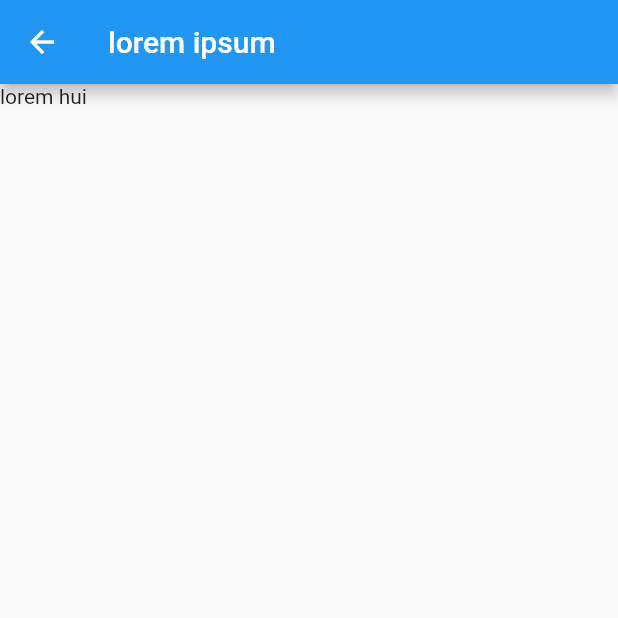
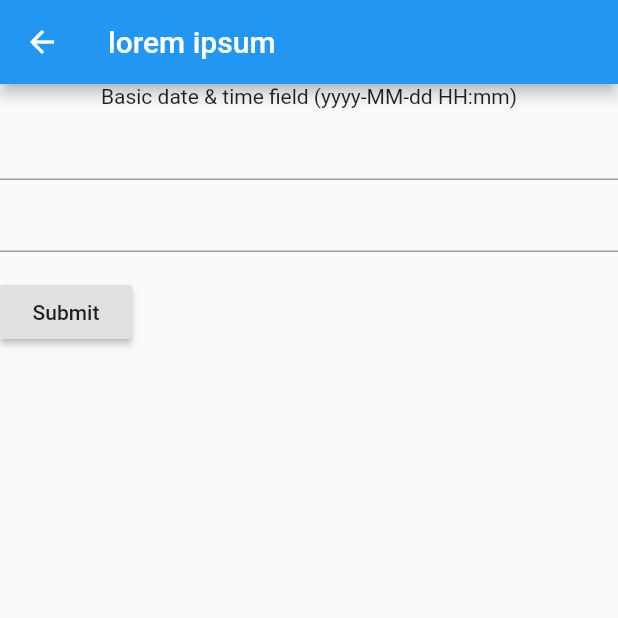
Before and after one commit to iowise/jrnl-mobile, a Flutter app: the screen it shows after launch, after a tap on the "add" icon, on a phone screen of 412 x 824 dp, the top half of it. Run offline on Flutter 3.47's test engine with Material 2 defaults, Android fonts, the phone set to English and light mode, and no system bars; drawn by our look-alikes of datetime_picker_formfield; our stand-ins replace file_picker, flutter_markdown.

Commit message:
Add datatime and text form fields

```diff
--- /dev/null
+++ b/lib/fields/datetime.dart
@@ -0,0 +1,34 @@
+
+import 'package:datetime_picker_formfield/datetime_picker_formfield.dart';
+import 'package:flutter/material.dart';
+import 'package:intl/intl.dart';
+
+class BasicDateTimeField extends StatelessWidget {
+  final format = DateFormat("yyyy-MM-dd HH:mm");
+  @override
+  Widget build(BuildContext context) {
+    return Column(children: <Widget>[
+      Text('Basic date & time field (${format.pattern})'),
+      DateTimeField(
+        format: format,
+        onShowPicker: (context, currentValue) async {
+          final date = await showDatePicker(
+              context: context,
+              firstDate: DateTime(1900),
+              initialDate: currentValue ?? DateTime.now(),
+              lastDate: DateTime(2100));
+          if (date != null) {
+            final time = await showTimePicker(
+              context: context,
+              initialTime:
+              TimeOfDay.fromDateTime(currentValue ?? DateTime.now()),
+            );
+            return DateTimeField.combine(date, time);
+          } else {
+            return currentValue;
+          }
+        },
+      ),
+    ]);
+  }
+}
--- /dev/null
+++ b/lib/form.dart
@@ -0,0 +1,49 @@
+import 'package:flutter/material.dart';
+
+import 'fields/datetime.dart';
+
+class RecordForm extends StatefulWidget {
+  RecordForm({Key key}) : super(key: key);
+
+  @override
+  _RecordFormState createState() => _RecordFormState();
+}
+
+class _RecordFormState extends State<RecordForm> {
+  final _formKey = GlobalKey<FormState>();
+
+  @override
+  Widget build(BuildContext context) {
+    return Form(
+      key: _formKey,
+      child: Column(
+        crossAxisAlignment: CrossAxisAlignment.start,
+        children: <Widget>[
+          BasicDateTimeField(),
+          TextFormField(
+            maxLines: null,
+            validator: (value) {
+              if (value.isEmpty) {
+                return 'Please enter some text';
+              }
+              return null;
+            },
+          ),
+          Padding(
+            padding: const EdgeInsets.symmetric(vertical: 16.0),
+            child: RaisedButton(
+              onPressed: () {
+                // Validate will return true if the form is valid, or false if
+                // the form is invalid.
+                if (_formKey.currentState.validate()) {
+                  // Process data.
+                }
+              },
+              child: Text('Submit'),
+            ),
+          ),
+        ],
+      ),
+    );
+  }
+}
--- a/lib/home.dart
+++ b/lib/home.dart
@@ -3,6 +3,7 @@ import 'dart:io';
 import 'package:file_picker/file_picker.dart';
 import 'package:flutter/material.dart';
 
+import 'form.dart';
 import 'journal.dart';
 
 class Home extends StatelessWidget {
@@ -22,7 +23,7 @@ class Home extends StatelessWidget {
         appBar: AppBar(
           title: Text('lorem ipsum'),
         ),
-        body: Text('lorem hui'),
+        body: RecordForm(),
       );
     }));
   }
--- a/pubspec.yaml
+++ b/pubspec.yaml
@@ -25,6 +25,8 @@ dependencies:
   cupertino_icons: ^0.1.2
   flutter_markdown: ^0.2.0
   file_picker: ^1.4.0
+  datetime_picker_formfield: ^0.4.3
+  intl: ^0.15.8
 
 dev_dependencies:
   flutter_test:
```
Also changed, not shown: pubspec.lock.
